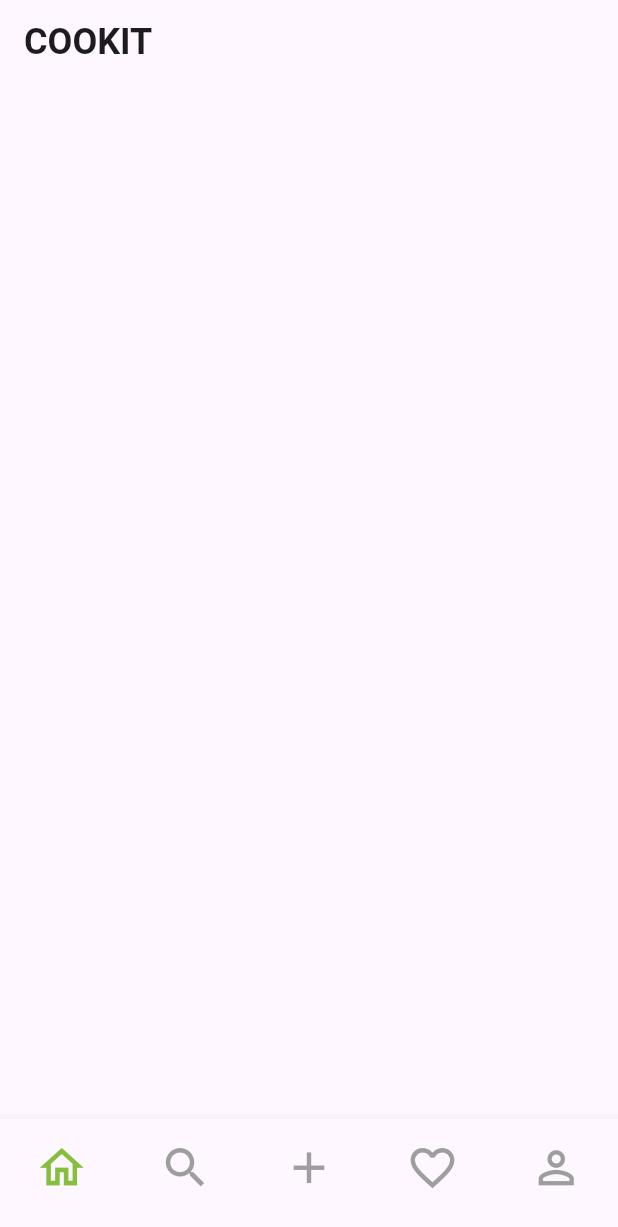
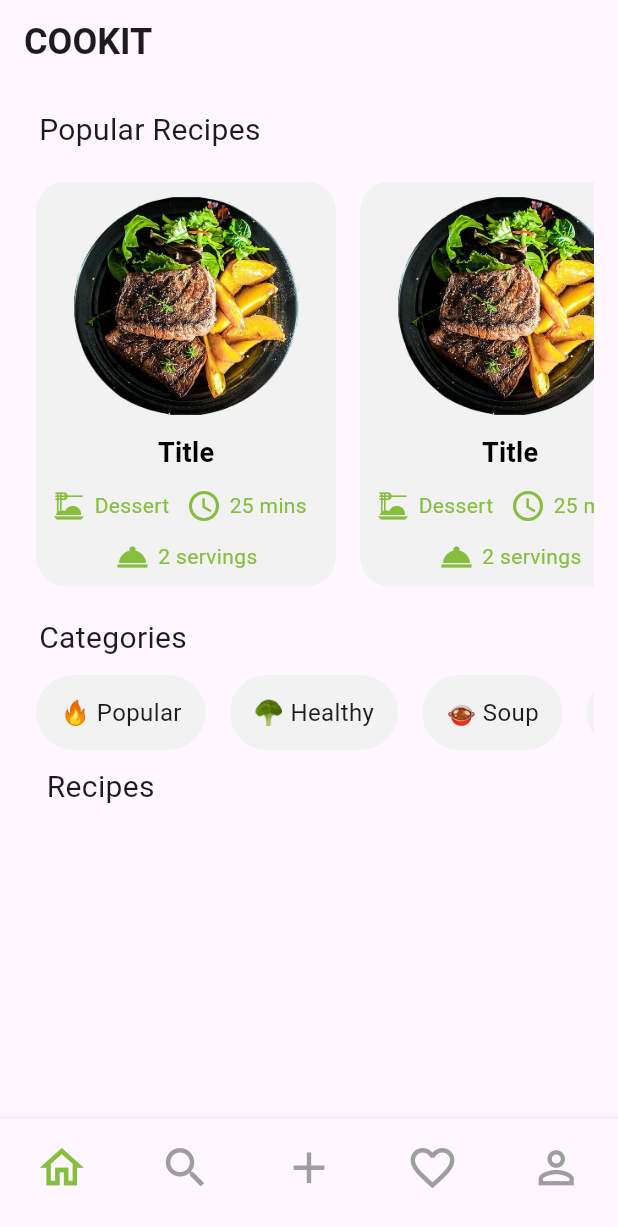
Before and after one commit to Ishuwaraa/cookit, a Flutter app: the screen it shows once a user with an empty profile is signed in, on a phone screen of 412 x 824 dp. Shown: the top 1227 px of the screen. Run offline on Flutter 3.47's test engine with Material 3 defaults, Android fonts, the phone set to English and light mode, and no system bars; our stand-ins replace cloud_firestore, firebase_auth, firebase_core, firebase_storage, image_picker; accounts and stored records are empty.

Commit message:
testhome & card updated

```diff
--- a/lib/Components/card.dart
+++ b/lib/Components/card.dart
@@ -3,7 +3,6 @@ import 'package:flutter/material.dart';
 
 // ignore: use_key_in_widget_constructors
 class FoodCard extends StatelessWidget {
-
   const FoodCard(this.recipe, {super.key});
 
   final Recipe recipe;
@@ -35,7 +34,18 @@ class FoodCard extends StatelessWidget {
             //   'assets/r1.png',
             //   width: 180.0,
             // ),
-            child: Image.network(recipe.photoUrl, width: 180.0, height: 180.0,),
+            child: CircleAvatar(
+              radius: 90.0,
+              child: ClipOval(
+                child: Image.network(
+                  recipe.photoUrl,
+                  width: 180.0,
+                  height: 180.0,
+                  fit: BoxFit
+                      .cover, // You might want to adjust the fit based on your requirement
+                ),
+              ),
+            ),
           ),
           Expanded(
             flex: 2,
@@ -65,6 +75,11 @@ class FoodCard extends StatelessWidget {
                           style: const TextStyle(color: Color(0xFF86BF3E)),
                         ),
                       ),
+                    ],
+                  ),
+                  const SizedBox(height: 10),
+                  Row(
+                    children: [
                       const Icon(
                         Icons.access_time,
                         color: Color(0xFF86BF3E),
@@ -89,7 +104,7 @@ class FoodCard extends StatelessWidget {
                       ),
                       const SizedBox(width: 5),
                       Text(
-                        recipe.servings,
+                        'Serves ${recipe.servings}',
                         style: const TextStyle(
                           color: Color(0xFF86BF3E),
                         ),
--- a/lib/screens/testHome.dart
+++ b/lib/screens/testHome.dart
@@ -1,3 +1,5 @@
+import 'package:cookit/Components/category_list.dart';
+import 'package:cookit/Components/popular_recipe_card.dart';
 import 'package:cookit/components/appbar_title.dart';
 import 'package:cookit/components/card.dart';
 import 'package:cookit/services/recipe_store.dart';
@@ -12,7 +14,6 @@ class TestHome extends StatefulWidget {
 }
 
 class _TestHomeState extends State<TestHome> {
-
   @override
   void initState() {
     Provider.of<RecipeStore>(context, listen: false).fetchRecipesOnce();
@@ -25,19 +26,86 @@ class _TestHomeState extends State<TestHome> {
       appBar: AppBar(
         title: const AppbarTitle(title: 'COOKIT'),
       ),
-      body: Container(
+      body: SingleChildScrollView(
+        child: Container(
           padding: const EdgeInsets.all(16.0),
           child: Column(
             children: [
-            Expanded(
-              child: Consumer<RecipeStore>(
+              const Row(
+                mainAxisAlignment: MainAxisAlignment.start,
+                children: [
+                  Padding(
+                    padding: EdgeInsets.only(left: 10.0),
+                    child: Text(
+                      "Popular Recipes",
+                      style: TextStyle(fontSize: 20),
+                    ),
+                  ),
+                ],
+              ),
+              const SizedBox(
+                height: 20,
+              ),
+              SizedBox(
+                height: 270.0,
+                child: ListView(
+                  scrollDirection: Axis.horizontal,
+                  children: const [
+                    PopularRecipeCard(),
+                    PopularRecipeCard(),
+                    PopularRecipeCard(),
+                    PopularRecipeCard(),
+                    PopularRecipeCard(),
+                    PopularRecipeCard(),
+                  ],
+                ),
+              ),
+              const SizedBox(
+                height: 20,
+              ),
+              const Row(
+                mainAxisAlignment: MainAxisAlignment.start,
+                children: [
+                  Padding(
+                    padding: EdgeInsets.only(left: 10.0),
+                    child: Text(
+                      "Categories",
+                      style: TextStyle(fontSize: 20),
+                    ),
+                  ),
+                ],
+              ),
+              const SizedBox(
+                height: 10,
+              ),
+              const SizedBoxListView(),
+              const SizedBox(
+                height: 10,
+              ),
+              const Row(
+                mainAxisAlignment: MainAxisAlignment.start,
+                children: [
+                  Padding(
+                    padding: EdgeInsets.only(left: 15.0),
+                    child: Text(
+                      "Recipes",
+                      style: TextStyle(fontSize: 20),
+                    ),
+                  ),
+                ],
+              ),
+              Consumer<RecipeStore>(
                 builder: (context, value, child) {
                   return ListView.builder(
+                    shrinkWrap: true,
+                    physics: NeverScrollableScrollPhysics(),
                     itemCount: value.recipes.length,
                     itemBuilder: (_, index) {
                       return Column(
                         children: [
-                        const SizedBox(height: 30,),
+                          const SizedBox(
+                            height: 30,
+                          ),
                           FoodCard(value.recipes[index]),
                         ],
                       );
@@ -46,8 +114,8 @@ class _TestHomeState extends State<TestHome> {
                   );
                 },
               ),
+            ],
           ),
-          ],
         ),
       ),
     );
--- a/pubspec.yaml
+++ b/pubspec.yaml
@@ -42,6 +42,7 @@ dependencies:
   provider: ^6.1.2
   file_picker: ^6.2.0
   image_picker: ^1.0.7
+  path_provider: ^2.1.2
 
 dev_dependencies:
   flutter_test:
```
Also changed, not shown: pubspec.lock, 3 other files. Lines whose indentation alone changed are shown as unchanged.
